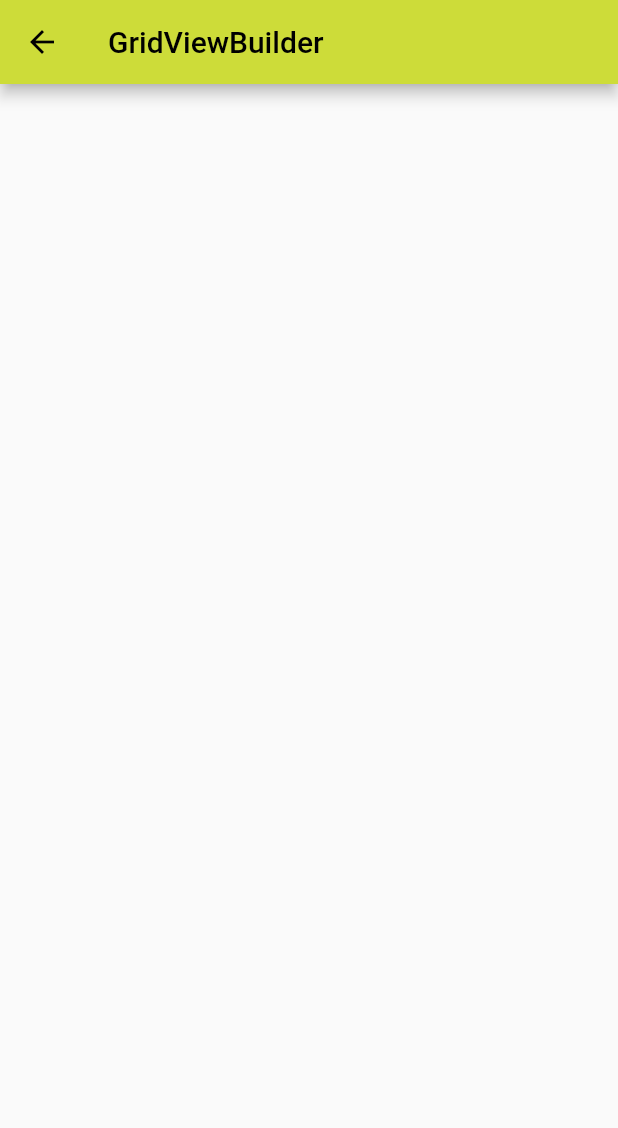
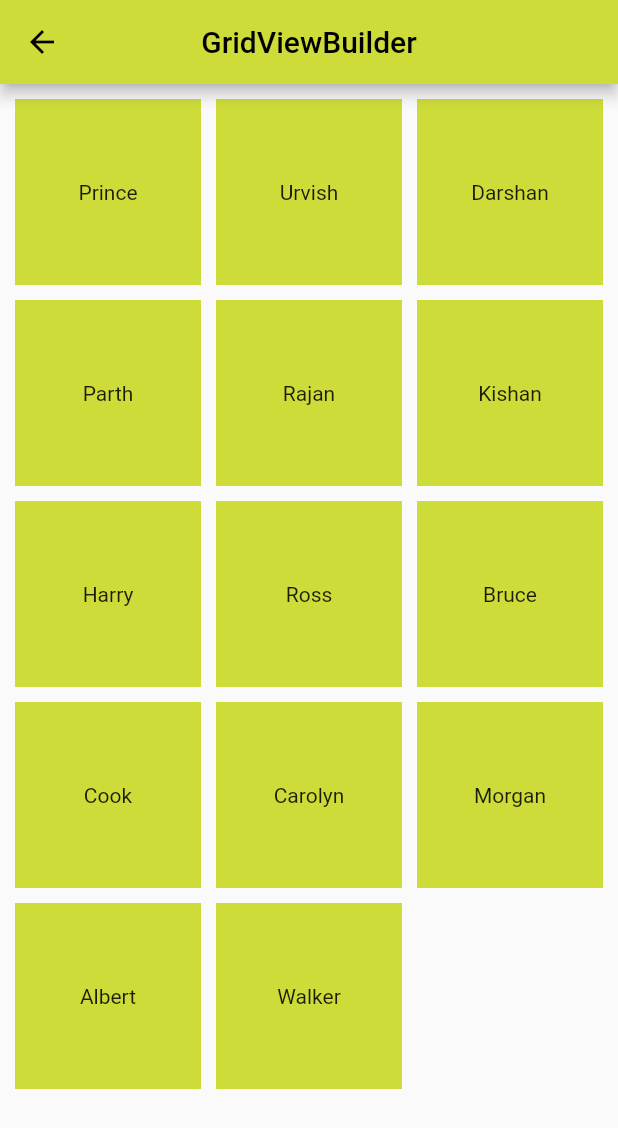
Before and after one commit to princepf/Basics_flutter, a Flutter app: the MyGridViewBuilder screen opened directly, on a phone screen of 412 x 824 dp. Shown: the top 1128 px of the screen. Run offline on Flutter 3.47's test engine with Material 2 defaults, Android fonts, the phone set to English and light mode, and no system bars.

```diff
--- a/lib/my_gridview_builder.dart
+++ b/lib/my_gridview_builder.dart
@@ -31,9 +31,32 @@ class _MyGridViewBuilderState extends State<MyGridViewBuilder> {
     return Scaffold(
       appBar: AppBar(
         title: Text("GridViewBuilder"),
+        centerTitle: true,
       ),
-      body: Column(
-        children: [],
+      body: Padding(
+        padding: const EdgeInsets.all(10),
+        child: Column(
+          children: [
+            Expanded(
+                child: GridView.builder(
+                    itemCount: _dataList.length,
+                    gridDelegate: SliverGridDelegateWithFixedCrossAxisCount(
+                        crossAxisCount: 3,
+                        crossAxisSpacing: 10,
+                        mainAxisSpacing: 10,
+                        childAspectRatio: 1),
+                    itemBuilder: (BuildContext context, index) {
+                      return Container(
+                        height: 100,
+                        width: 100,
+                        color: Colors.lime,
+                        child: Center(
+                          child: Text("${_dataList[index]}"),
+                        ),
+                      );
+                    }))
+          ],
+        ),
       ),
     );
   }
```
Also changed, not shown: lib/buttons.dart (added, +170 -0 lines), lib/main.dart (+26 -0 lines), lib/my_gridview.dart (+1 -17 lines).
